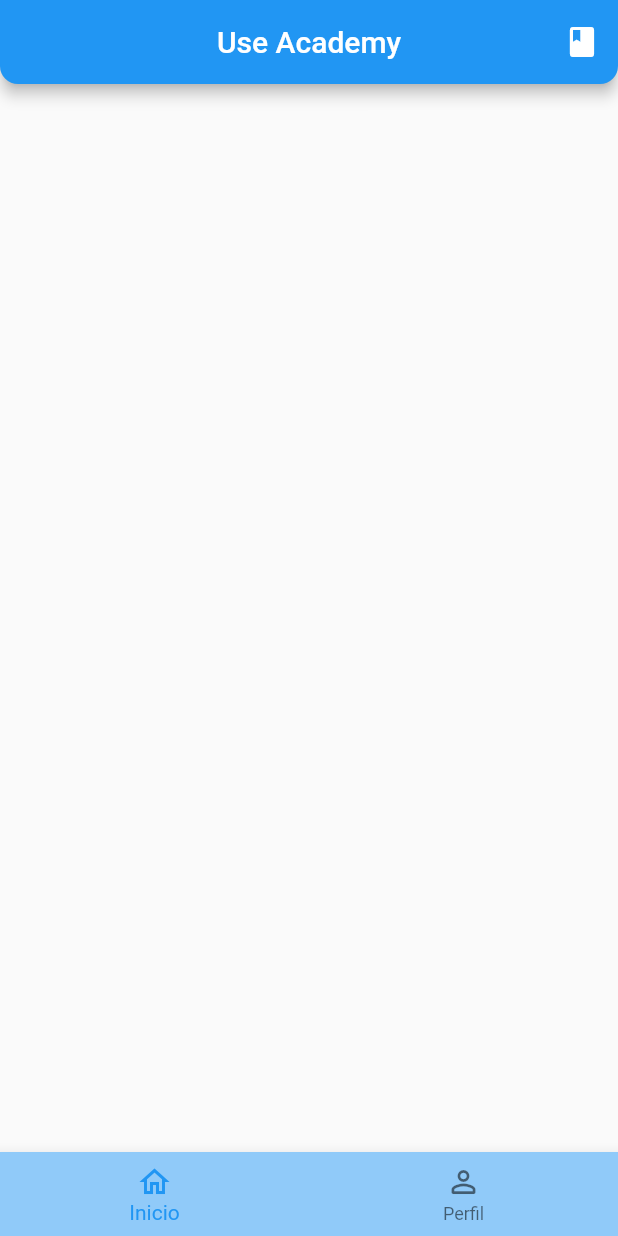
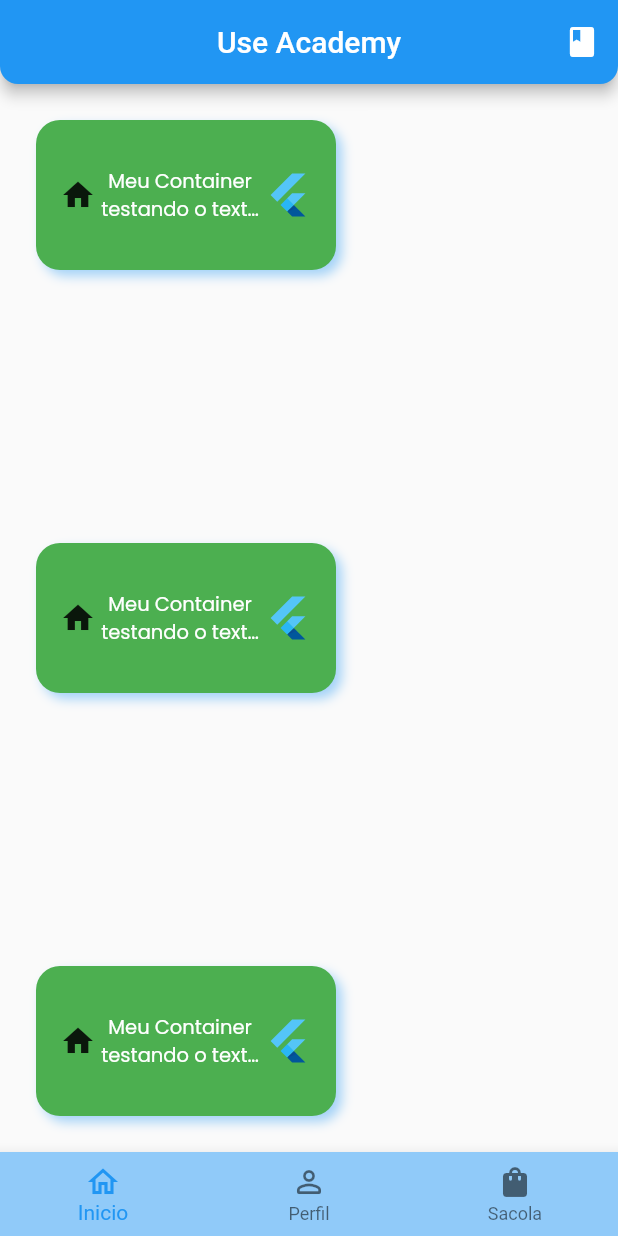
Before and after one commit to sthephanytezza/use-academy, a Flutter app: the screen it shows after launch, on a phone screen of 412 x 824 dp. Run offline on Flutter 3.47's test engine with Material 2 defaults, Android fonts, the phone set to English and light mode, and no system bars; our stand-ins replace google_fonts.

Commit message:
feat: added body scaffold with column and containers

```diff
--- a/academy/lib/main.dart
+++ b/academy/lib/main.dart
@@ -1,4 +1,5 @@
 import 'package:flutter/material.dart';
+import 'package:google_fonts/google_fonts.dart';
 
 void main() {
   runApp(const MyApp());
@@ -51,9 +52,78 @@ class MyApp extends StatelessWidget {
               icon: Icon(Icons.person_outline_rounded),
               label: 'Perfil',
             ),
+            BottomNavigationBarItem(
+              icon: Icon(Icons.shopping_bag_rounded),
+              label: 'Sacola',
+            ),
           ],
+        ),
+        body: SafeArea(
+          child: Column(
+            //expandir o corpo na horizontal
+            //crossAxisAlignment: CrossAxisAlignment.stretch,
+            //verticalDirection: VerticalDirection.up,
+
+            mainAxisAlignment: MainAxisAlignment.spaceBetween,
+            children: const [
+              MyContainer(),
+              MyContainer(),
+              MyContainer(),
+            ],
+          ),
         ),
       ),
     );
   }
 }
+
+class MyContainer extends StatelessWidget {
+  const MyContainer({
+    Key? key,
+  }) : super(key: key);
+
+  @override
+  Widget build(BuildContext context) {
+    return Container(
+        width: 200,
+        height: 100,
+        margin: const EdgeInsets.all(24.0),
+        padding: const EdgeInsets.all(16.0),
+        alignment: Alignment.center,
+        decoration: BoxDecoration(
+          color: Colors.green,
+          borderRadius: BorderRadius.circular(16.0),
+          boxShadow: [
+            BoxShadow(
+              color: Colors.blue.withOpacity(0.4),
+              //em qual direção o sombreado vai
+              offset: const Offset(4.0, 4.0),
+              blurRadius: 6.0,
+              //spreadRadius: 6.0,
+            ),
+          ],
+        ),
+        child: Row(
+          //mainAxisAlignment: MainAxisAlignment.spaceBetween,
+          crossAxisAlignment: CrossAxisAlignment.center,
+          children: [
+            Icon(Icons.home),
+            Expanded(
+              child: Text(
+                'Meu Container testando o texto com overflow',
+                maxLines: 2,
+                overflow: TextOverflow.ellipsis,
+                textAlign: TextAlign.center,
+                style: GoogleFonts.poppins(
+                  fontSize: 13.0,
+                  color: Colors.white,
+                ),
+              ),
+            ),
+            const FlutterLogo(
+              size: 32.0,
+            ),
+          ],
+        ));
+  }
+}
```
